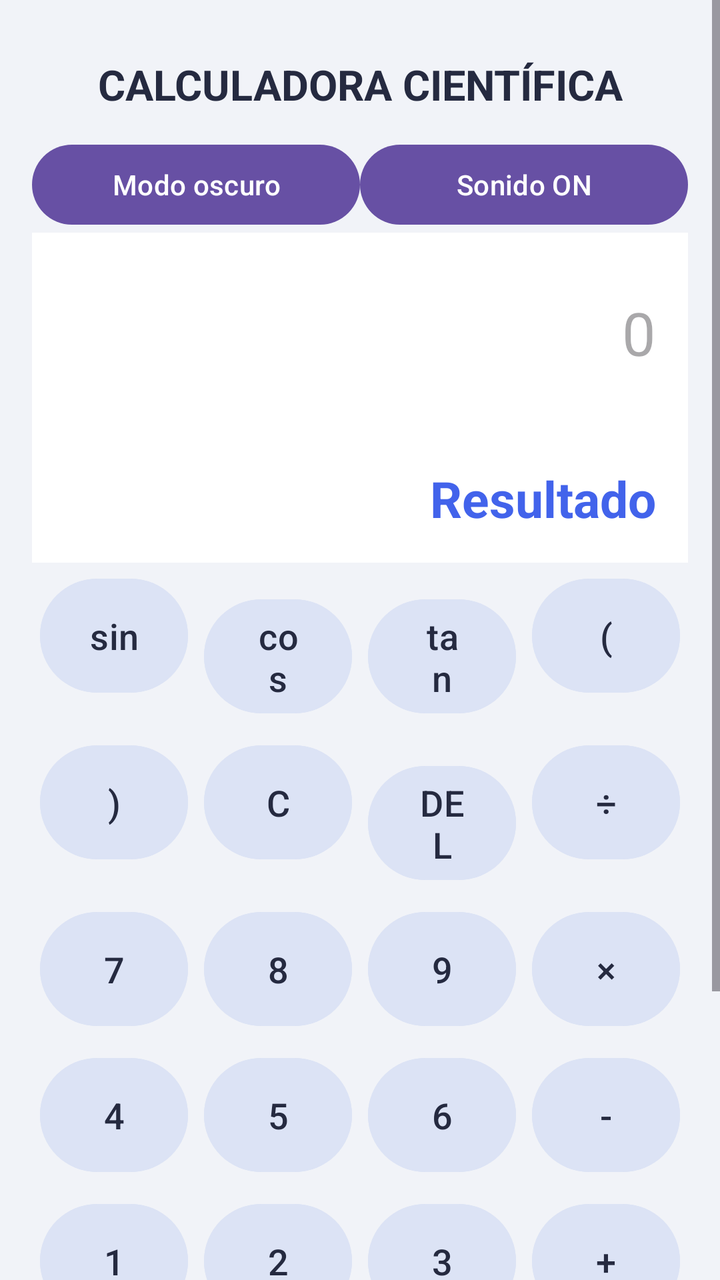
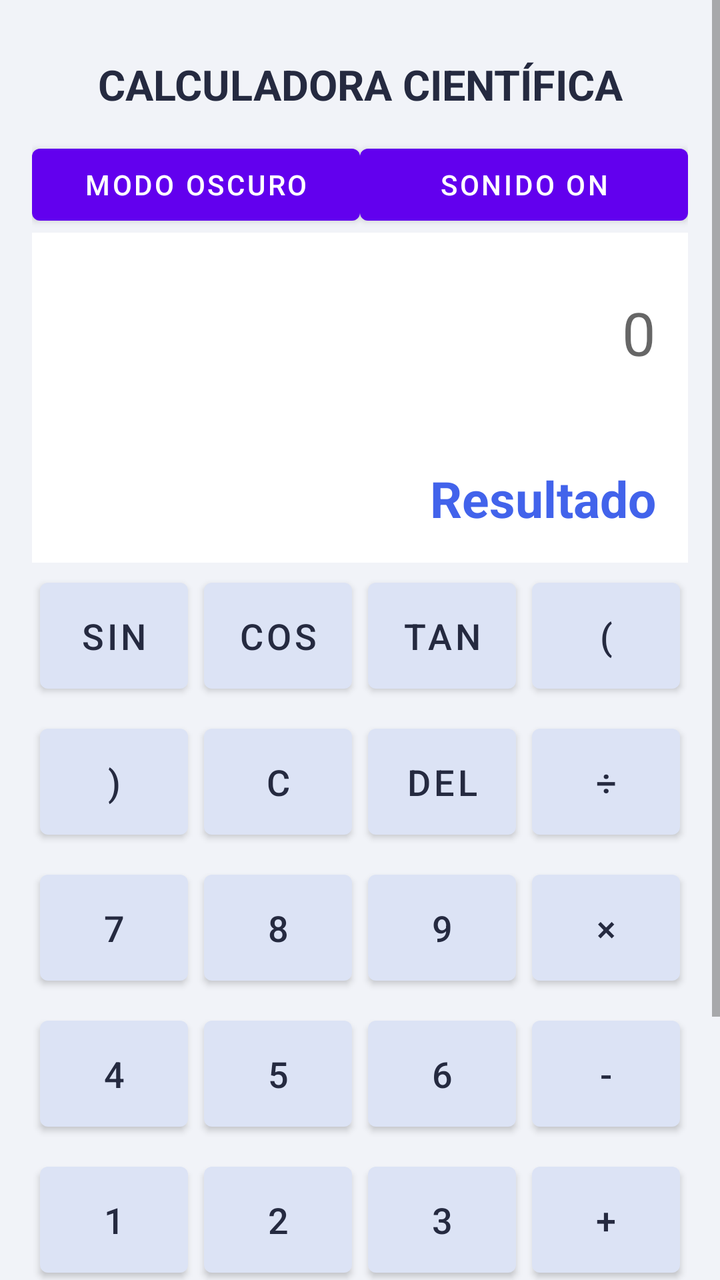

An Android layout rendered at two revisions. The XML below is the earlier revision; the diff shows what the commit changed to produce the second picture.
<!-- AndroidManifest.xml: activity theme Theme.CalculadoraCientifica -->
<!-- res/layout/activity_main.xml -->
<?xml version="1.0" encoding="utf-8"?>
<ScrollView xmlns:android="http://schemas.android.com/apk/res/android"
    android:layout_width="match_parent"
    android:layout_height="match_parent"
    android:background="#F1F3F8">

    <LinearLayout
        android:layout_width="match_parent"
        android:layout_height="wrap_content"
        android:orientation="vertical"
        android:padding="16dp">

        <TextView
            android:layout_width="match_parent"
            android:layout_height="wrap_content"
            android:text="CALCULADORA CIENTÍFICA"
            android:textColor="#252A40"
            android:textSize="21sp"
            android:textStyle="bold"
            android:gravity="center"
            android:padding="12dp"/>

        <LinearLayout
            android:layout_width="match_parent"
            android:layout_height="wrap_content"
            android:orientation="horizontal">

            <Button
                android:id="@+id/btnTema"
                android:layout_width="0dp"
                android:layout_height="wrap_content"
                android:layout_weight="1"
                android:text="Modo oscuro"/>

            <Button
                android:id="@+id/btnSonido"
                android:layout_width="0dp"
                android:layout_height="wrap_content"
                android:layout_weight="1"
                android:text="Sonido ON"/>
        </LinearLayout>

        <EditText
            android:id="@+id/tvExpresion"
            android:layout_width="match_parent"
            android:layout_height="100dp"
            android:background="#FFFFFF"
            android:gravity="end|center_vertical"
            android:hint="0"
            android:inputType="none"
            android:padding="16dp"
            android:textColor="#20243A"
            android:textSize="30sp"/>

        <TextView
            android:id="@+id/tvResultado"
            android:layout_width="match_parent"
            android:layout_height="65dp"
            android:background="#FFFFFF"
            android:gravity="end|center_vertical"
            android:padding="16dp"
            android:text="Resultado"
            android:textColor="#4263EB"
            android:textSize="25sp"
            android:textStyle="bold"/>

        <GridLayout
            android:layout_width="match_parent"
            android:layout_height="wrap_content"
            android:columnCount="4"
            android:rowCount="6"
            android:useDefaultMargins="true">

            <Button android:id="@+id/btnSin" android:text="sin" style="@style/CalcButton"/>
            <Button android:id="@+id/btnCos" android:text="cos" style="@style/CalcButton"/>
            <Button android:id="@+id/btnTan" android:text="tan" style="@style/CalcButton"/>
            <Button android:id="@+id/btnParAbre" android:text="(" style="@style/CalcButton"/>

            <Button android:id="@+id/btnParCierra" android:text=")" style="@style/CalcButton"/>
            <Button android:id="@+id/btnBorrar" android:text="C" style="@style/CalcButton"/>
            <Button android:id="@+id/btnEliminar" android:text="DEL" style="@style/CalcButton"/>
            <Button android:id="@+id/btnDividir" android:text="÷" style="@style/CalcButton"/>

            <Button android:id="@+id/btn7" android:text="7" style="@style/CalcButton"/>
            <Button android:id="@+id/btn8" android:text="8" style="@style/CalcButton"/>
            <Button android:id="@+id/btn9" android:text="9" style="@style/CalcButton"/>
            <Button android:id="@+id/btnMultiplicar" android:text="×" style="@style/CalcButton"/>

            <Button android:id="@+id/btn4" android:text="4" style="@style/CalcButton"/>
            <Button android:id="@+id/btn5" android:text="5" style="@style/CalcButton"/>
            <Button android:id="@+id/btn6" android:text="6" style="@style/CalcButton"/>
            <Button android:id="@+id/btnRestar" android:text="-" style="@style/CalcButton"/>

            <Button android:id="@+id/btn1" android:text="1" style="@style/CalcButton"/>
            <Button android:id="@+id/btn2" android:text="2" style="@style/CalcButton"/>
            <Button android:id="@+id/btn3" android:text="3" style="@style/CalcButton"/>
            <Button android:id="@+id/btnSumar" android:text="+" style="@style/CalcButton"/>

            <Button android:id="@+id/btn0" android:text="0" style="@style/CalcButton"/>
            <Button android:id="@+id/btnPunto" android:text="." style="@style/CalcButton"/>
            <Button android:id="@+id/btnHistorial" android:text="HIST" style="@style/CalcButton"/>
            <Button android:id="@+id/btnIgual" android:text="=" style="@style/CalcButton"/>

        </GridLayout>

        <Button
            android:id="@+id/btnGrafica"
            android:layout_width="match_parent"
            android:layout_height="wrap_content"
            android:text="GRAFICAR FUNCIÓN"
            android:layout_marginTop="12dp"/>

    </LinearLayout>
</ScrollView>
<!-- resources referenced by this layout -->
<resources>
  <style name="CalcButton">
          <item name="android:layout_width">0dp</item>
          <item name="android:layout_height">65dp</item>
          <item name="android:layout_columnWeight">1</item>
          <item name="android:textSize">18sp</item>
          <item name="android:textColor">#252A40</item>
          <item name="android:backgroundTint">#DCE3F5</item>
      </style>
  <style name="Theme.CalculadoraCientifica" parent="Theme.Material3.DayNight.NoActionBar">
      </style>
</resources>

<!-- the commit's change to res/layout/activity_main.xml (unified diff, before → after) -->
@@ -2,7 +2,7 @@
 <ScrollView xmlns:android="http://schemas.android.com/apk/res/android"
     android:layout_width="match_parent"
     android:layout_height="match_parent"
-    android:background="#F1F3F8">
+    android:background="@color/bg_main">
 
     <LinearLayout
         android:layout_width="match_parent"
@@ -14,7 +14,7 @@
             android:layout_width="match_parent"
             android:layout_height="wrap_content"
             android:text="CALCULADORA CIENTÍFICA"
-            android:textColor="#252A40"
+            android:textColor="@color/text_title"
             android:textSize="21sp"
             android:textStyle="bold"
             android:gravity="center"
@@ -44,23 +44,23 @@
             android:id="@+id/tvExpresion"
             android:layout_width="match_parent"
             android:layout_height="100dp"
-            android:background="#FFFFFF"
+            android:background="@color/bg_display"
             android:gravity="end|center_vertical"
             android:hint="0"
             android:inputType="none"
             android:padding="16dp"
-            android:textColor="#20243A"
+            android:textColor="@color/text_expression"
             android:textSize="30sp"/>
 
         <TextView
             android:id="@+id/tvResultado"
             android:layout_width="match_parent"
             android:layout_height="65dp"
-            android:background="#FFFFFF"
+            android:background="@color/bg_display"
             android:gravity="end|center_vertical"
             android:padding="16dp"
             android:text="Resultado"
-            android:textColor="#4263EB"
+            android:textColor="@color/text_result"
             android:textSize="25sp"
             android:textStyle="bold"/>
 
<!-- resource entries referenced after the edit -->
@@ -1,14 +1,21 @@
 <!-- resources referenced by this layout -->
 <resources>
-  <style name="CalcButton">
+  <color name="bg_display">#FFFFFF</color>
+  <color name="bg_main">#F1F3F8</color>
+  <color name="text_expression">#20243A</color>
+  <color name="text_result">#4263EB</color>
+  <color name="text_title">#252A40</color>
+  <style name="CalcButton" parent="Widget.MaterialComponents.Button">
           <item name="android:layout_width">0dp</item>
           <item name="android:layout_height">65dp</item>
           <item name="android:layout_columnWeight">1</item>
           <item name="android:textSize">18sp</item>
-          <item name="android:textColor">#252A40</item>
-          <item name="android:backgroundTint">#DCE3F5</item>
+          <item name="android:textColor">@color/btn_text</item>
+          <item name="backgroundTint">@color/btn_bg</item>
       </style>
-  <style name="Theme.CalculadoraCientifica" parent="Theme.Material3.DayNight.NoActionBar">
+  <style name="Theme.CalculadoraCientifica" parent="Theme.MaterialComponents.DayNight.NoActionBar">
       </style>
+  <color name="btn_text">#252A40</color>
+  <color name="btn_bg">#DCE3F5</color>
 </resources>
 
